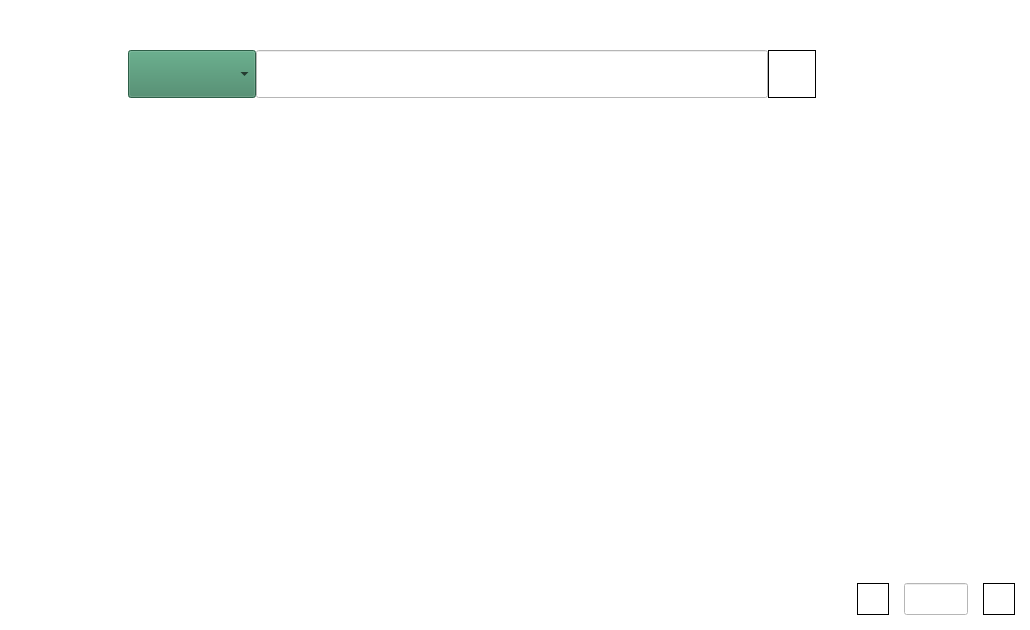
First picture: the form in qt/search.ui, repository vperezcar/My-Bookshelf, before the edit.
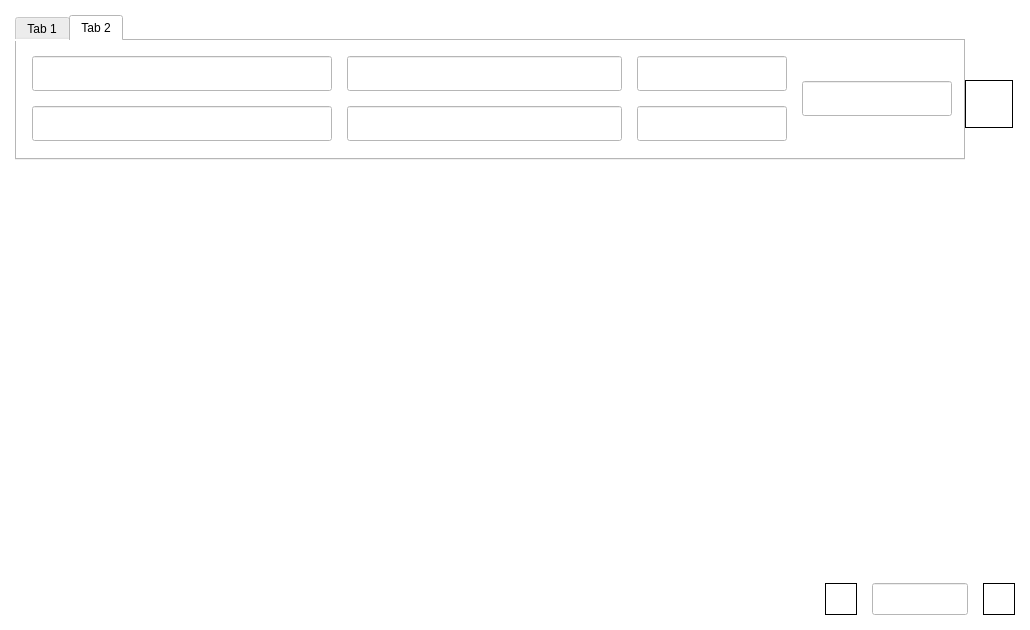
Second picture: the form after the edit. Icons and pictures are not drawn.

Commit message: Added advanced search functionality and updated date to the books that has been read

Diff of the .ui file:
```diff
--- a/qt/search.ui
+++ b/qt/search.ui
@@ -19,8 +19,8 @@
   <widget class="QPushButton" name="searchButton">
    <property name="geometry">
     <rect>
-     <x>768</x>
-     <y>50</y>
+     <x>965</x>
+     <y>80</y>
      <width>48</width>
      <height>48</height>
     </rect>
@@ -48,41 +48,10 @@
     </size>
    </property>
   </widget>
-  <widget class="QLineEdit" name="searchEdit">
-   <property name="geometry">
-    <rect>
-     <x>256</x>
-     <y>50</y>
-     <width>512</width>
-     <height>48</height>
-    </rect>
-   </property>
-   <property name="styleSheet">
-    <string notr="true">font: 14pt &quot;Ubuntu Sans&quot;;
-color: rgb(0, 0, 0);</string>
-   </property>
-   <property name="text">
-    <string/>
-   </property>
-  </widget>
-  <widget class="QComboBox" name="searchTypeComboBox">
-   <property name="geometry">
-    <rect>
-     <x>128</x>
-     <y>50</y>
-     <width>128</width>
-     <height>48</height>
-    </rect>
-   </property>
-   <property name="styleSheet">
-    <string notr="true">background-color: rgb(63, 131, 99);
-font: 14pt &quot;Ubuntu Sans&quot;;</string>
-   </property>
-  </widget>
   <widget class="QPushButton" name="backResultButton">
    <property name="geometry">
     <rect>
-     <x>857</x>
+     <x>825</x>
      <y>583</y>
      <width>32</width>
      <height>32</height>
@@ -146,9 +115,9 @@
   <widget class="QLineEdit" name="pageResultEdit">
    <property name="geometry">
     <rect>
-     <x>904</x>
+     <x>872</x>
      <y>583</y>
-     <width>64</width>
+     <width>96</width>
      <height>32</height>
     </rect>
    </property>
@@ -160,6 +129,179 @@
     <string/>
    </property>
   </widget>
+  <widget class="QTabWidget" name="tabWidget">
+   <property name="geometry">
+    <rect>
+     <x>15</x>
+     <y>15</y>
+     <width>950</width>
+     <height>145</height>
+    </rect>
+   </property>
+   <property name="currentIndex">
+    <number>1</number>
+   </property>
+   <widget class="QWidget" name="tab">
+    <attribute name="title">
+     <string>Tab 1</string>
+    </attribute>
+    <widget class="QComboBox" name="searchTypeComboBox">
+     <property name="geometry">
+      <rect>
+       <x>15</x>
+       <y>35</y>
+       <width>128</width>
+       <height>48</height>
+      </rect>
+     </property>
+     <property name="styleSheet">
+      <string notr="true">background-color: rgb(63, 131, 99);
+font: 14pt &quot;Ubuntu Sans&quot;;</string>
+     </property>
+    </widget>
+    <widget class="QLineEdit" name="searchEdit">
+     <property name="geometry">
+      <rect>
+       <x>143</x>
+       <y>35</y>
+       <width>807</width>
+       <height>48</height>
+      </rect>
+     </property>
+     <property name="styleSheet">
+      <string notr="true">font: 14pt &quot;Ubuntu Sans&quot;;
+color: rgb(0, 0, 0);</string>
+     </property>
+     <property name="text">
+      <string/>
+     </property>
+    </widget>
+   </widget>
+   <widget class="QWidget" name="tab_2">
+    <attribute name="title">
+     <string>Tab 2</string>
+    </attribute>
+    <widget class="QLineEdit" name="titleSearchEdit">
+     <property name="geometry">
+      <rect>
+       <x>15</x>
+       <y>15</y>
+       <width>300</width>
+       <height>35</height>
+      </rect>
+     </property>
+     <property name="styleSheet">
+      <string notr="true">font: 14pt &quot;Ubuntu Sans&quot;;
+color: rgb(0, 0, 0);</string>
+     </property>
+     <property name="text">
+      <string/>
+     </property>
+    </widget>
+    <widget class="QLineEdit" name="authorSearchEdit">
+     <property name="geometry">
+      <rect>
+       <x>15</x>
+       <y>65</y>
+       <width>300</width>
+       <height>35</height>
+      </rect>
+     </property>
+     <property name="styleSheet">
+      <string notr="true">font: 14pt &quot;Ubuntu Sans&quot;;
+color: rgb(0, 0, 0);</string>
+     </property>
+     <property name="text">
+      <string/>
+     </property>
+    </widget>
+    <widget class="QLineEdit" name="publisherSearchEdit">
+     <property name="geometry">
+      <rect>
+       <x>330</x>
+       <y>15</y>
+       <width>275</width>
+       <height>35</height>
+      </rect>
+     </property>
+     <property name="styleSheet">
+      <string notr="true">font: 14pt &quot;Ubuntu Sans&quot;;
+color: rgb(0, 0, 0);</string>
+     </property>
+     <property name="text">
+      <string/>
+     </property>
+    </widget>
+    <widget class="QLineEdit" name="categorySearchEdit">
+     <property name="geometry">
+      <rect>
+       <x>330</x>
+       <y>65</y>
+       <width>275</width>
+       <height>35</height>
+      </rect>
+     </property>
+     <property name="styleSheet">
+      <string notr="true">font: 14pt &quot;Ubuntu Sans&quot;;
+color: rgb(0, 0, 0);</string>
+     </property>
+     <property name="text">
+      <string/>
+     </property>
+    </widget>
+    <widget class="QLineEdit" name="isbnSearchEdit">
+     <property name="geometry">
+      <rect>
+       <x>620</x>
+       <y>15</y>
+       <width>150</width>
+       <height>35</height>
+      </rect>
+     </property>
+     <property name="styleSheet">
+      <string notr="true">font: 14pt &quot;Ubuntu Sans&quot;;
+color: rgb(0, 0, 0);</string>
+     </property>
+     <property name="text">
+      <string/>
+     </property>
+    </widget>
+    <widget class="QLineEdit" name="lccnSearchEdit">
+     <property name="geometry">
+      <rect>
+       <x>620</x>
+       <y>65</y>
+       <width>150</width>
+       <height>35</height>
+      </rect>
+     </property>
+     <property name="styleSheet">
+      <string notr="true">font: 14pt &quot;Ubuntu Sans&quot;;
+color: rgb(0, 0, 0);</string>
+     </property>
+     <property name="text">
+      <string/>
+     </property>
+    </widget>
+    <widget class="QLineEdit" name="oclcSearchEdit">
+     <property name="geometry">
+      <rect>
+       <x>785</x>
+       <y>40</y>
+       <width>150</width>
+       <height>35</height>
+      </rect>
+     </property>
+     <property name="styleSheet">
+      <string notr="true">font: 14pt &quot;Ubuntu Sans&quot;;
+color: rgb(0, 0, 0);</string>
+     </property>
+     <property name="text">
+      <string/>
+     </property>
+    </widget>
+   </widget>
+  </widget>
  </widget>
  <resources/>
  <connections/>
```
Left out of the diff: 6 changed lines with no effect on the pictures. The commit also changes 14 other files.
